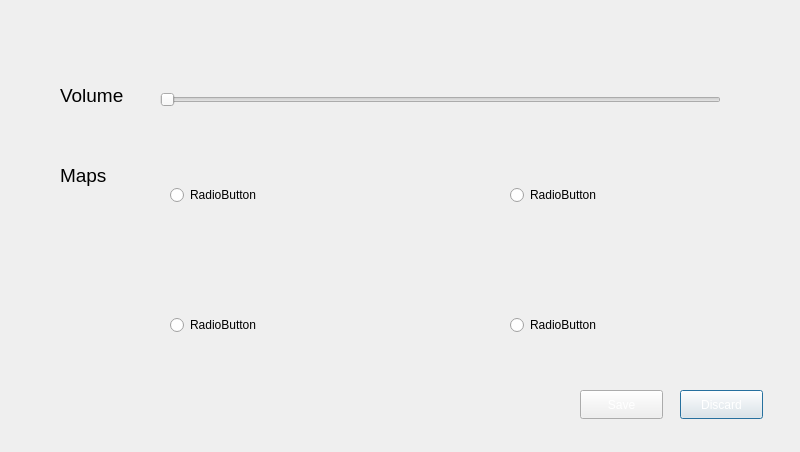
Above: options.ui from MohamESalem/Clash-of-Clans-QT before the change. Below: the same form after it.
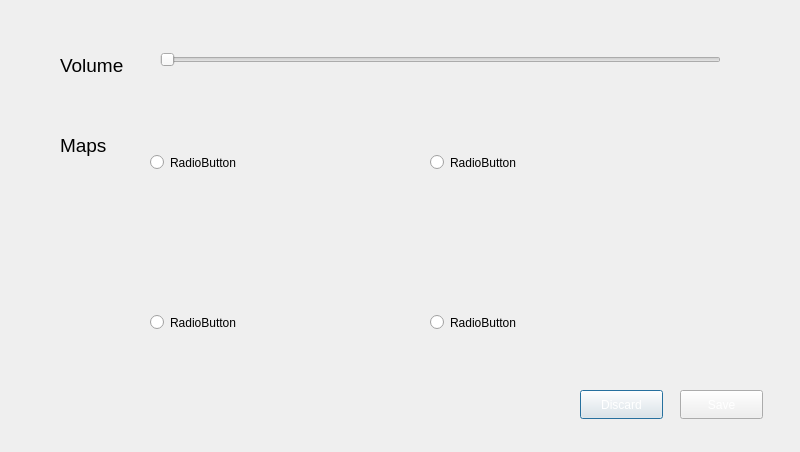
That is the form after the change.

Commit message: restyle volume Label and maps buttons, and connect the buttons to the setmap func

```diff
--- a/options.ui
+++ b/options.ui
@@ -16,7 +16,7 @@
   <widget class="QPushButton" name="discardButton">
    <property name="geometry">
     <rect>
-     <x>680</x>
+     <x>580</x>
      <y>390</y>
      <width>83</width>
      <height>29</height>
@@ -32,10 +32,10 @@
   <widget class="QRadioButton" name="radioButton_3">
    <property name="geometry">
     <rect>
-     <x>510</x>
-     <y>270</y>
-     <width>160</width>
-     <height>110</height>
+     <x>430</x>
+     <y>260</y>
+     <width>250</width>
+     <height>125</height>
     </rect>
    </property>
    <property name="text">
@@ -45,10 +45,10 @@
   <widget class="QRadioButton" name="radioButton_2">
    <property name="geometry">
     <rect>
-     <x>510</x>
-     <y>140</y>
-     <width>160</width>
-     <height>110</height>
+     <x>430</x>
+     <y>100</y>
+     <width>250</width>
+     <height>125</height>
     </rect>
    </property>
    <property name="text">
@@ -59,7 +59,7 @@
    <property name="geometry">
     <rect>
      <x>60</x>
-     <y>70</y>
+     <y>40</y>
      <width>101</width>
      <height>51</height>
     </rect>
@@ -90,7 +90,7 @@
    <property name="geometry">
     <rect>
      <x>60</x>
-     <y>150</y>
+     <y>120</y>
      <width>101</width>
      <height>51</height>
     </rect>
@@ -107,7 +107,7 @@
   <widget class="QPushButton" name="saveButton">
    <property name="geometry">
     <rect>
-     <x>580</x>
+     <x>680</x>
      <y>390</y>
      <width>83</width>
      <height>29</height>
@@ -123,10 +123,10 @@
   <widget class="QRadioButton" name="radioButton_4">
    <property name="geometry">
     <rect>
-     <x>170</x>
-     <y>270</y>
-     <width>160</width>
-     <height>110</height>
+     <x>150</x>
+     <y>260</y>
+     <width>250</width>
+     <height>125</height>
     </rect>
    </property>
    <property name="text">
@@ -136,10 +136,10 @@
   <widget class="QRadioButton" name="radioButton">
    <property name="geometry">
     <rect>
-     <x>170</x>
-     <y>140</y>
-     <width>160</width>
-     <height>110</height>
+     <x>150</x>
+     <y>100</y>
+     <width>250</width>
+     <height>125</height>
     </rect>
    </property>
    <property name="text">
@@ -150,7 +150,7 @@
    <property name="geometry">
     <rect>
      <x>160</x>
-     <y>90</y>
+     <y>50</y>
      <width>561</width>
      <height>20</height>
     </rect>
```
The commit also changes 6 other files.
